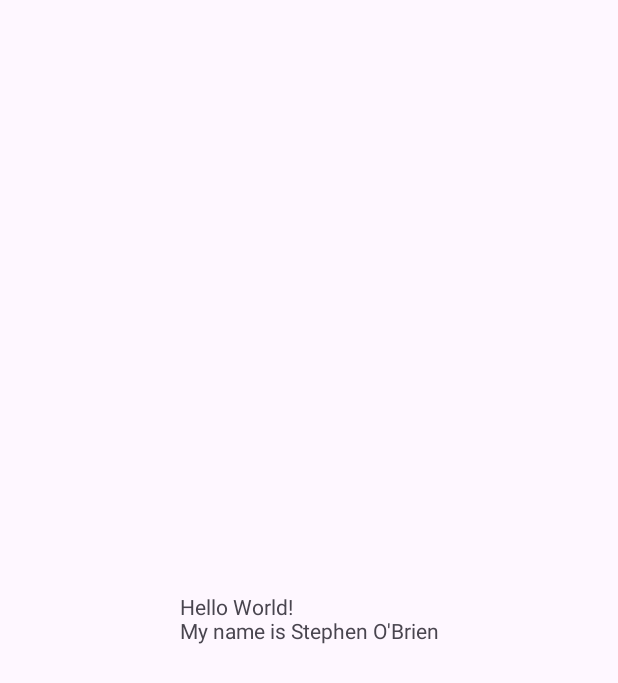
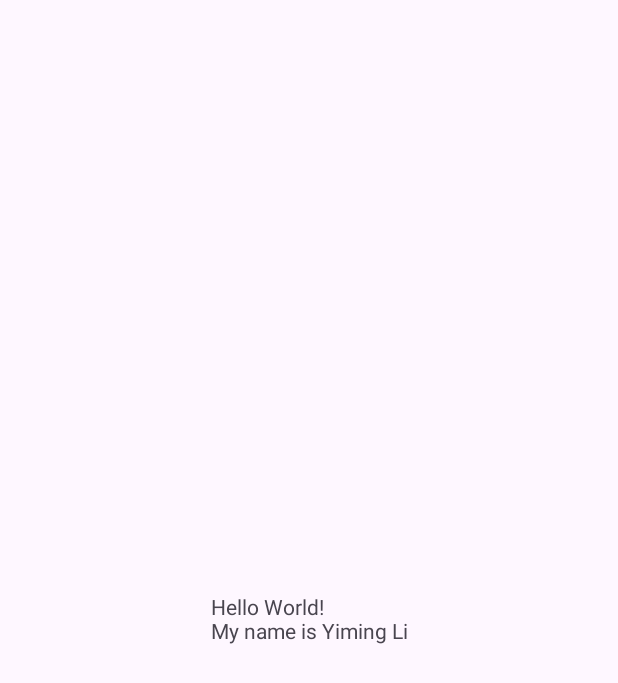
Before and after one commit to YimingLi233/CS4084-Group_10, an Android app: the screen it shows after launch (MainActivity), on a phone screen of 412 x 824 dp. Shown: the top 683 px of the screen. Run offline under Robolectric (Android 15) with nearby library versions, the light colour scheme and no system bars.

Commit message:
Add name for Yiming Li

```diff
--- a/app/src/main/res/layout/activity_main.xml
+++ b/app/src/main/res/layout/activity_main.xml
@@ -10,7 +10,7 @@
     <TextView
         android:layout_width="wrap_content"
         android:layout_height="wrap_content"
-        android:text="Hello World!\nMy name is Stephen O'Brien"
+        android:text="Hello World!\nMy name is Yiming Li"
         app:layout_constraintBottom_toBottomOf="parent"
         app:layout_constraintEnd_toEndOf="parent"
         app:layout_constraintStart_toStartOf="parent"
```
